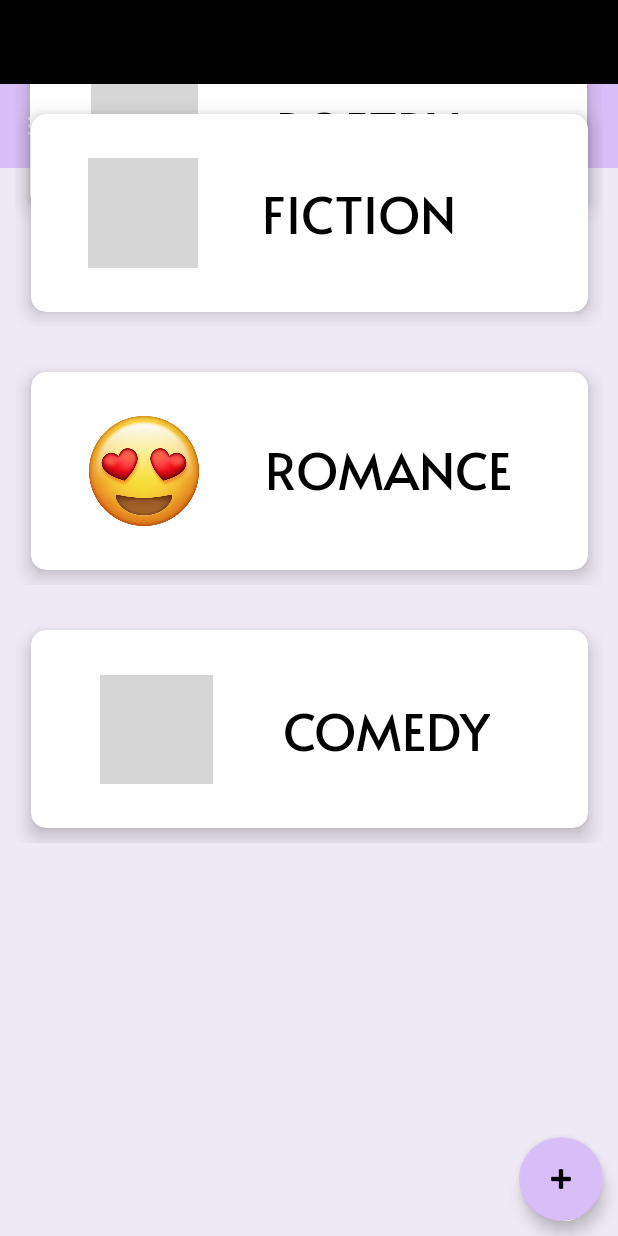
After one commit to Roxanne-oss/BookManor2, an Android app: the layout activity_view_genres.xml on its own in the app's theme, with its tools: preview values and no code run, on a phone screen of 412 x 824 dp. The commit adds this screen. Run offline under Robolectric (Android 15) with nearby library versions, the phone set to English and light mode, and no system bars; grey boxes are pictures that could not be loaded.

Commit message:
Genre layout

```diff
--- a/app/src/main/AndroidManifest.xml
+++ b/app/src/main/AndroidManifest.xml
@@ -26,6 +26,7 @@
             android:exported="true">
             <intent-filter>
                 <action android:name="android.intent.action.MAIN" />
+
                 <category android:name="android.intent.category.LAUNCHER" />
             </intent-filter>
         </activity>
--- /dev/null
+++ b/app/src/main/java/za/ac/bookmanor/ViewGenres.java
@@ -0,0 +1,14 @@
+package za.ac.bookmanor;
+
+import androidx.appcompat.app.AppCompatActivity;
+
+import android.os.Bundle;
+
+public class ViewGenres extends AppCompatActivity {
+
+    @Override
+    protected void onCreate(Bundle savedInstanceState) {
+        super.onCreate(savedInstanceState);
+        setContentView(R.layout.activity_view_genres);
+    }
+}
--- /dev/null
+++ b/app/src/main/res/layout/activity_view_genres.xml
@@ -0,0 +1,340 @@
+<?xml version="1.0" encoding="utf-8"?>
+<androidx.drawerlayout.widget.DrawerLayout xmlns:android="http://schemas.android.com/apk/res/android"
+    xmlns:app="http://schemas.android.com/apk/res-auto"
+    xmlns:tools="http://schemas.android.com/tools"
+    android:id="@+id/drawer_layout"
+    android:layout_width="match_parent"
+    android:layout_height="match_parent"
+    android:layout_gravity="center|center_horizontal"
+    android:background="#EEE9F4"
+    android:fitsSystemWindows="true"
+    tools:openDrawer="start">
+
+
+    <!--Screen Scroll-->
+
+    <ScrollView
+        android:layout_width="match_parent"
+        android:layout_height="match_parent">
+
+        <androidx.constraintlayout.widget.ConstraintLayout
+            android:layout_width="match_parent"
+            android:layout_height="wrap_content">
+
+            <!--TOP HEADER BAR-->
+
+            <LinearLayout
+                android:id="@+id/linearLayout3"
+                android:layout_width="34dp"
+                android:layout_height="0dp"
+                android:orientation="horizontal"
+                app:layout_constraintEnd_toEndOf="parent"
+                tools:layout_editor_absoluteY="232dp">
+
+            </LinearLayout>
+
+            <androidx.appcompat.widget.Toolbar
+                android:id="@+id/toolbar"
+                android:layout_width="match_parent"
+                android:layout_height="wrap_content"
+                android:background="@color/appColor"
+                android:clickable="true"
+                android:focusable="true"
+                android:minHeight="?attr/actionBarSize"
+                android:theme="?attr/actionBarTheme"
+                app:fontFamily="@font/alata"
+                app:layout_constrainedHeight="false"
+                app:layout_constraintEnd_toEndOf="parent"
+                app:layout_constraintStart_toStartOf="parent"
+                app:layout_constraintTop_toTopOf="parent"
+                app:navigationContentDescription="menu_icon"
+                app:navigationIcon="@drawable/ic_menu_icon"
+                app:popupTheme="@style/Theme.BookManor"
+                app:title="Genres"
+                app:titleMargin="4dp"
+                app:titleMarginStart="90dp"
+                app:titleTextAppearance="@style/TextAppearance.AppCompat.Large"
+                app:titleTextColor="#000000" />
+
+            <!--3 BUTTONS-->
+
+            <!--PIE CHART AREA-->
+            <LinearLayout
+                android:id="@+id/linearLayout6"
+                android:layout_width="411dp"
+                android:layout_height="149dp"
+                android:layout_marginTop="-170dp"
+                android:orientation="horizontal"
+                android:padding="10dp"
+                app:layout_constraintBottom_toTopOf="@+id/linearLayout3"
+                app:layout_constraintEnd_toEndOf="parent"
+                app:layout_constraintHorizontal_bias="0.0"
+                app:layout_constraintStart_toStartOf="parent"
+                app:layout_constraintTop_toBottomOf="@+id/toolbar">
+
+                <androidx.cardview.widget.CardView
+                    android:id="@+id/cardview_1"
+                    android:layout_width="0dp"
+                    android:layout_height="match_parent"
+                    android:layout_margin="10dp"
+                    android:layout_weight="1"
+                    android:clickable="true"
+                    app:cardBackgroundColor="@color/white"
+                    app:cardCornerRadius="10dp"
+                    app:cardElevation="8dp">
+
+                    <RelativeLayout
+                        android:layout_width="match_parent"
+                        android:layout_height="match_parent">
+
+                        <ImageView
+                            android:id="@+id/imageView3"
+                            android:layout_width="73dp"
+                            android:layout_height="71dp"
+                            android:layout_alignParentStart="true"
+                            android:layout_alignParentTop="true"
+                            android:layout_alignParentEnd="true"
+                            android:layout_alignParentBottom="true"
+                            android:layout_marginStart="39dp"
+                            android:layout_marginTop="22dp"
+                            android:layout_marginEnd="258dp"
+                            android:layout_marginBottom="16dp"
+                            android:contentDescription="@string/genre_icon1"
+                            app:srcCompat="@drawable/poetry_icon" />
+
+                        <TextView
+                            android:id="@+id/textView4"
+                            android:layout_width="wrap_content"
+                            android:layout_height="wrap_content"
+                            android:layout_alignParentEnd="true"
+                            android:layout_alignParentBottom="true"
+                            android:layout_marginEnd="86dp"
+                            android:layout_marginBottom="29dp"
+                            android:fontFamily="@font/alata"
+                            android:foregroundGravity="center_vertical"
+                            android:gravity="center_vertical"
+                            android:text="@string/poetry"
+                            android:textColor="@color/black"
+                            android:textSize="34sp" />
+
+                    </RelativeLayout>
+                </androidx.cardview.widget.CardView>
+
+            </LinearLayout>
+
+
+            <!--GENRE BLOCK-->
+            <LinearLayout
+                android:id="@+id/linearLayout4"
+                android:layout_width="411dp"
+                android:layout_height="172dp"
+                android:layout_marginBottom="331dp"
+                android:orientation="horizontal"
+                android:padding="10dp"
+                app:layout_constraintBottom_toBottomOf="parent"
+                app:layout_constraintEnd_toEndOf="parent"
+                app:layout_constraintHorizontal_bias="1.0"
+                app:layout_constraintStart_toStartOf="parent"
+                app:layout_constraintTop_toBottomOf="@+id/linearLayout3"
+                app:layout_constraintVertical_bias="0.0">
+
+
+                <androidx.cardview.widget.CardView
+                    android:layout_width="0dp"
+                    android:layout_height="match_parent"
+                    android:layout_margin="10dp"
+                    android:layout_weight="1"
+                    android:clickable="true"
+                    app:cardCornerRadius="10dp"
+                    app:cardElevation="8dp">
+
+                    <RelativeLayout
+                        android:layout_width="match_parent"
+                        android:layout_height="match_parent">
+
+                        <ImageView
+                            android:id="@+id/imageView4"
+                            android:layout_width="73dp"
+                            android:layout_height="73dp"
+                            android:layout_below="@id/defaultGenre2"
+                            android:layout_alignParentEnd="true"
+                            android:layout_centerVertical="true"
+                            android:layout_marginTop="-7dp"
+                            android:layout_marginEnd="260dp"
+                            android:contentDescription="genre_icon2"
+                            app:srcCompat="@drawable/fiction_icon"
+                            tools:ignore="ImageContrastCheck" />
+
+                        <TextView
+                            android:id="@+id/textView6"
+                            android:layout_width="157dp"
+                            android:layout_height="53dp"
+                            android:layout_alignParentStart="true"
+                            android:layout_alignParentTop="true"
+                            android:layout_alignParentEnd="true"
+                            android:layout_alignParentBottom="true"
+                            android:layout_marginStart="154dp"
+                            android:layout_marginTop="37dp"
+                            android:layout_marginEnd="60dp"
+                            android:layout_marginBottom="43dp"
+                            android:fontFamily="@font/alata"
+                            android:text="@string/fiction"
+                            android:textColor="@color/black"
+                            android:textSize="34sp" />
+
+                    </RelativeLayout>
+                </androidx.cardview.widget.CardView>
+
+            </LinearLayout>
+
+            <!--GENRE BLOCK-->
+            <LinearLayout
+                android:id="@+id/linearLayout5"
+                android:layout_width="411dp"
+                android:layout_height="172dp"
+                android:layout_marginBottom="181dp"
+                android:orientation="horizontal"
+                android:padding="10dp"
+                app:layout_constraintBottom_toBottomOf="parent"
+                app:layout_constraintEnd_toEndOf="parent"
+                app:layout_constraintStart_toStartOf="parent"
+                app:layout_constraintTop_toBottomOf="@+id/linearLayout4"
+                app:layout_constraintVertical_bias="0.0">
+
+
+                <androidx.cardview.widget.CardView
+                    android:layout_width="match_parent"
+                    android:layout_height="match_parent"
+                    android:layout_margin="10dp"
+                    android:layout_weight="1"
+                    android:clickable="true"
+                    app:cardCornerRadius="10dp"
+                    app:cardElevation="8dp">
+
+                    <RelativeLayout
+                        android:layout_width="match_parent"
+                        android:layout_height="match_parent">
+
+                        <ImageView
+                            android:id="@+id/imageView6"
+                            android:layout_width="73dp"
+                            android:layout_height="73dp"
+                            android:layout_below="@id/defaultGenre4"
+                            android:layout_alignParentEnd="true"
+                            android:layout_centerVertical="true"
+                            android:layout_marginTop="10dp"
+                            android:layout_marginEnd="259dp"
+                            android:contentDescription="genre_icon3"
+                            app:srcCompat="@drawable/love_icon" />
+
+                        <TextView
+                            android:id="@+id/textView8"
+                            android:layout_width="188dp"
+                            android:layout_height="60dp"
+                            android:layout_alignParentStart="true"
+                            android:layout_alignParentTop="true"
+                            android:layout_alignParentEnd="true"
+                            android:layout_alignParentBottom="true"
+                            android:layout_marginStart="156dp"
+                            android:layout_marginTop="36dp"
+                            android:layout_marginEnd="27dp"
+                            android:layout_marginBottom="39dp"
+                            android:fontFamily="@font/alata"
+                            android:text="@string/romance"
+                            android:textColor="@color/black"
+                            android:textSize="34sp" />
+                    </RelativeLayout>
+                </androidx.cardview.widget.CardView>
+            </LinearLayout>
+
+            <!--GENRE BLOCK-->
+
+            <!--ProfileButton-->
+            <LinearLayout
+                android:layout_width="411dp"
+                android:layout_height="172dp"
+                android:layout_marginBottom="9dp"
+                android:orientation="horizontal"
+                android:padding="10dp"
+                app:layout_constraintBottom_toBottomOf="parent"
+                app:layout_constraintEnd_toEndOf="parent"
+                app:layout_constraintStart_toStartOf="parent"
+                app:layout_constraintTop_toBottomOf="@+id/linearLayout5">
+
+                <androidx.cardview.widget.CardView
+                    android:layout_width="match_parent"
+                    android:layout_height="match_parent"
+                    android:layout_margin="10dp"
+                    android:layout_weight="1"
+                    android:clickable="true"
+                    app:cardCornerRadius="10dp"
+                    app:cardElevation="8dp">
+
+                    <RelativeLayout
+                        android:layout_width="match_parent"
+                        android:layout_height="match_parent">
+
+                        <ImageView
+                            android:id="@+id/imageView8"
+                            android:layout_width="73dp"
+                            android:layout_height="73dp"
+                            android:layout_alignParentStart="true"
+                            android:layout_alignParentTop="true"
+                            android:layout_alignParentEnd="true"
+                            android:layout_alignParentBottom="true"
+                            android:layout_marginStart="46dp"
+                            android:layout_marginTop="30dp"
+                            android:layout_marginEnd="250dp"
+                            android:layout_marginBottom="29dp"
+                            android:contentDescription="genre_icon3"
+                            app:srcCompat="@drawable/humor_icon" />
+
+                        <TextView
+                            android:id="@+id/textView10"
+                            android:layout_width="wrap_content"
+                            android:layout_height="wrap_content"
+                            android:layout_alignParentTop="true"
+                            android:layout_alignParentEnd="true"
+                            android:layout_alignParentBottom="true"
+                            android:layout_marginTop="38dp"
+                            android:layout_marginEnd="65dp"
+                            android:layout_marginBottom="43dp"
+                            android:fontFamily="@font/alata"
+                            android:text="@string/comedy"
+                            android:textColor="@color/black"
+                            android:textSize="34sp" />
+
+                    </RelativeLayout>
+                </androidx.cardview.widget.CardView>
+
+
+            </LinearLayout>
+
+            <LinearLayout
+                android:layout_width="match_parent"
+                android:layout_height="match_parent"
+                android:orientation="horizontal"/>
+
+        </androidx.constraintlayout.widget.ConstraintLayout>
+
+    </ScrollView>
+    <LinearLayout
+        android:layout_width="match_parent"
+        android:layout_height="match_parent"
+        android:gravity="bottom"
+        android:orientation="vertical">
+
+        <com.google.android.material.floatingactionbutton.FloatingActionButton
+            android:id="@+id/floatingActionButton9"
+            android:layout_width="wrap_content"
+            android:layout_height="wrap_content"
+            android:layout_gravity="bottom|right"
+            android:layout_margin="10dp"
+            android:clickable="true"
+            android:keepScreenOn="true"
+            app:backgroundTint="@color/appColor"
+            app:srcCompat="@android:drawable/ic_input_add"
+            tools:ignore="ImageContrastCheck" />
+    </LinearLayout>
+
+</androidx.drawerlayout.widget.DrawerLayout>
--- a/app/src/main/res/values/strings.xml
+++ b/app/src/main/res/values/strings.xml
@@ -24,4 +24,8 @@
     <string name="app_name">BookManor</string>
     <string name="book_manor">Book Manor</string>
     <string name="create_an_account">Create an account</string>
+    <string name="poetry">POETRY</string>
+    <string name="fiction">FICTION</string>
+    <string name="romance">ROMANCE</string>
+    <string name="comedy">COMEDY</string>
 </resources>
```
Also changed, not shown: app/src/main/res/drawable-v24/back_icon.png (added).
